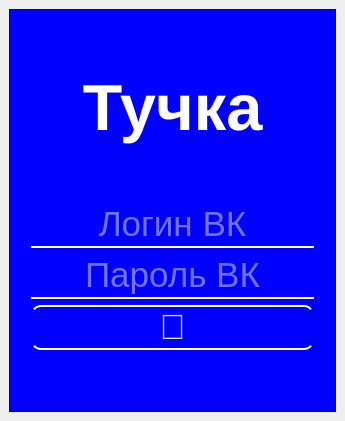
The window that ui/FirstRegistration.ui (yepIwt/Tuchka) describes before a commit, drawn with Qt 5.
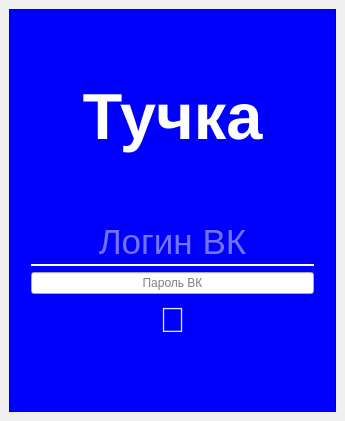
The same window after the commit.

Commit message: Ref: Add window titles for all windows

What changed in the file:
```diff
--- a/ui/FirstRegistration.ui
+++ b/ui/FirstRegistration.ui
@@ -104,7 +104,11 @@
 border: None;
 border-bottom: 2px solid white;
 color: rgba(255, 255, 255, 230);
-padding-bottom: 1px;</string>
+padding-bottom: 1px;
+
+QLineEdit:: disabled {
+	background-color: black;
+}</string>
            </property>
            <property name="text">
             <string/>
@@ -169,9 +173,6 @@
 font-size: 35px;
 background-color: rgba(0,0,0,0);
 border: None;
-border-bottom: 2px solid white;
-border-radius: 10px;
-border-top: 2px solid white;
 color: rgba(255, 255, 255, 230);
 padding-bottom: 1px;
 
```
Left out of the diff: 6 changed lines with no effect on the pictures. The commit also changes 4 other files.
